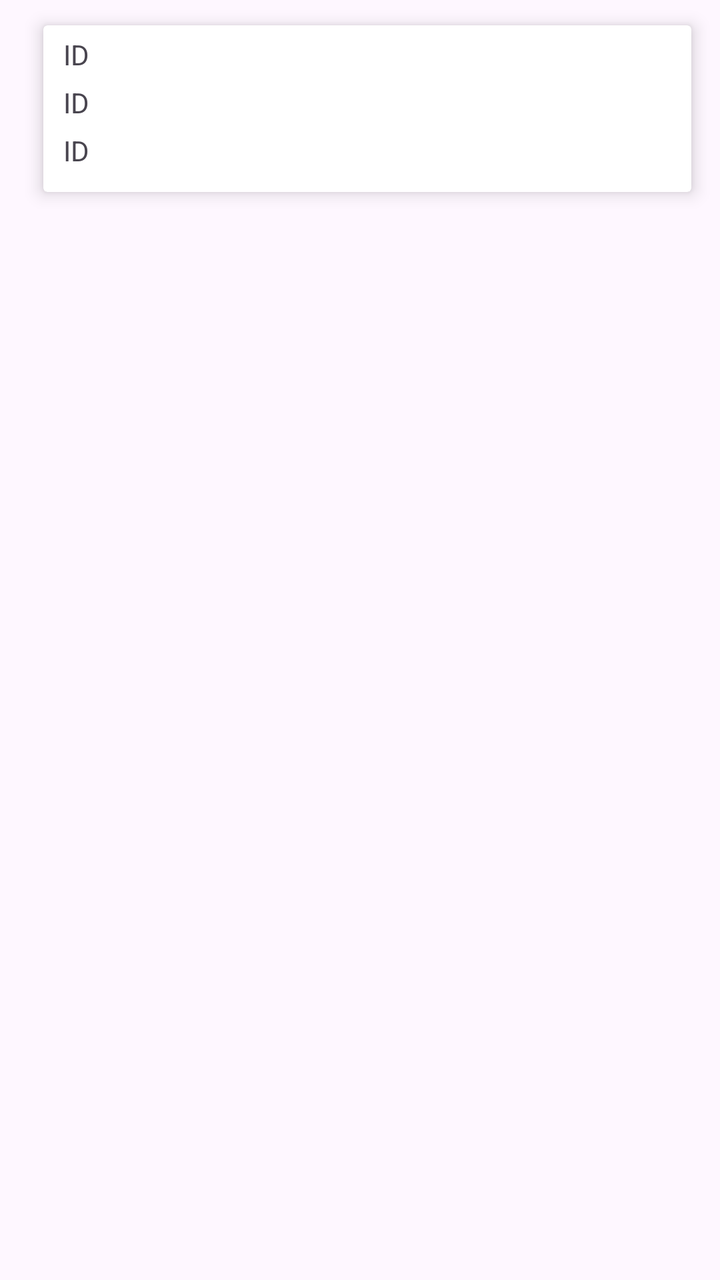
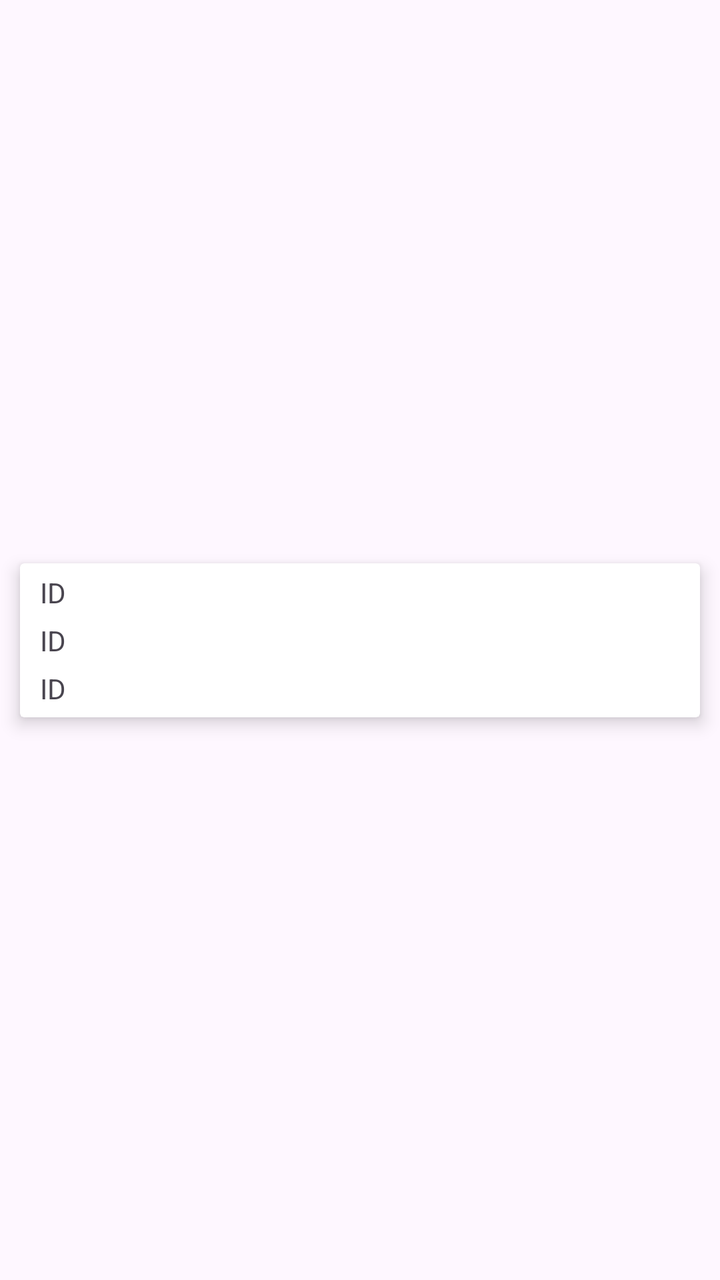

An Android layout rendered at two revisions. The XML below is the earlier revision; the diff shows what the commit changed to produce the second picture.
<!-- AndroidManifest.xml: application theme Theme.First_application -->
<!-- res/layout/recycler_layout.xml -->
<?xml version="1.0" encoding="utf-8"?>
<androidx.constraintlayout.widget.ConstraintLayout xmlns:android="http://schemas.android.com/apk/res/android"
    android:layout_width="match_parent"
    android:layout_height="match_parent"
    xmlns:app="http://schemas.android.com/apk/res-auto">

<androidx.cardview.widget.CardView
    app:layout_constraintStart_toEndOf="@id/start"
    app:layout_constraintEnd_toStartOf="@id/end"
    app:layout_constraintTop_toBottomOf="@id/top"
    app:layout_constraintBottom_toTopOf="@id/bottom"
    app:cardElevation="5dp"
    android:layout_width="0dp"
    android:layout_height="0dp">
    <LinearLayout
        android:orientation="vertical"
        android:layout_width="match_parent"
        android:layout_height="wrap_content">

        <TextView
            android:text="ID"
            android:paddingStart="10dp"
            android:layout_marginTop="5dp"
            android:layout_width="match_parent"
            android:layout_height="wrap_content"
            android:id="@+id/text_id"/>

        <TextView
            android:text="ID"
            android:paddingStart="10dp"
            android:layout_marginTop="5dp"
            android:layout_width="match_parent"
            android:layout_height="wrap_content"
            android:id="@+id/text_name"/>

        <TextView
            android:text="ID"
            android:paddingStart="10dp"
            android:layout_marginTop="5dp"
            android:layout_width="match_parent"
            android:layout_height="wrap_content"
            android:layout_marginBottom="5dp"
            android:id="@+id/text_email"/>
    </LinearLayout>
</androidx.cardview.widget.CardView>

    <androidx.constraintlayout.widget.Guideline
        android:id="@+id/top"
        android:layout_width="match_parent"
        android:layout_height="match_parent"
        android:orientation="horizontal"
        app:layout_constraintGuide_percent="0.02"/>

    <androidx.constraintlayout.widget.Guideline
        android:id="@+id/bottom"
        android:layout_width="match_parent"
        android:layout_height="match_parent"
        android:orientation="horizontal"
        app:layout_constraintGuide_percent="0.15"/>

    <androidx.constraintlayout.widget.Guideline
        android:id="@+id/start"
        android:layout_width="match_parent"
        android:layout_height="match_parent"
        android:orientation="vertical"
        app:layout_constraintGuide_percent="0.06"/>

    <androidx.constraintlayout.widget.Guideline
        android:id="@+id/end"
        android:layout_width="match_parent"
        android:layout_height="match_parent"
        android:orientation="vertical"
        app:layout_constraintGuide_percent="0.96"/>
</androidx.constraintlayout.widget.ConstraintLayout>
<!-- resources referenced by this layout -->
<resources>
  <style name="Theme.First_application" parent="Base.Theme.First_application" />
  <style name="Base.Theme.First_application" parent="Theme.Material3.DayNight.NoActionBar">
  
  
  
      </style>
</resources>

<!-- the commit's change to res/layout/recycler_layout.xml (unified diff, before → after) -->
@@ -1,74 +1,79 @@
 <?xml version="1.0" encoding="utf-8"?>
 <androidx.constraintlayout.widget.ConstraintLayout xmlns:android="http://schemas.android.com/apk/res/android"
     android:layout_width="match_parent"
-    android:layout_height="match_parent"
+    android:layout_height="wrap_content"
     xmlns:app="http://schemas.android.com/apk/res-auto">
 
-<androidx.cardview.widget.CardView
-    app:layout_constraintStart_toEndOf="@id/start"
-    app:layout_constraintEnd_toStartOf="@id/end"
-    app:layout_constraintTop_toBottomOf="@id/top"
-    app:layout_constraintBottom_toTopOf="@id/bottom"
-    app:cardElevation="5dp"
-    android:layout_width="0dp"
-    android:layout_height="0dp">
-    <LinearLayout
-        android:orientation="vertical"
+    <androidx.cardview.widget.CardView
+        android:id="@+id/dataCard"
         android:layout_width="match_parent"
-        android:layout_height="wrap_content">
+        android:layout_height="wrap_content"
+        android:layout_margin="10dp"
+        android:paddingTop="20dp"
+        app:cardElevation="5dp"
+        android:layout_marginBottom="10dp"
+        app:layout_constraintBottom_toBottomOf="parent"
+        app:layout_constraintEnd_toEndOf="parent"
+        app:layout_constraintStart_toStartOf="parent"
+        app:layout_constraintTop_toTopOf="parent">
 
-        <TextView
-            android:text="ID"
-            android:paddingStart="10dp"
-            android:layout_marginTop="5dp"
+        <LinearLayout
             android:layout_width="match_parent"
             android:layout_height="wrap_content"
-            android:id="@+id/text_id"/>
+            android:orientation="vertical">
 
-        <TextView
-            android:text="ID"
-            android:paddingStart="10dp"
-            android:layout_marginTop="5dp"
-            android:layout_width="match_parent"
-            android:layout_height="wrap_content"
-            android:id="@+id/text_name"/>
+            <TextView
+                android:id="@+id/text_id"
+                android:layout_width="match_parent"
+                android:layout_height="wrap_content"
+                android:layout_marginTop="5dp"
+                android:paddingStart="10dp"
+                android:text="ID" />
 
-        <TextView
-            android:text="ID"
-            android:paddingStart="10dp"
-            android:layout_marginTop="5dp"
-            android:layout_width="match_parent"
-            android:layout_height="wrap_content"
-            android:layout_marginBottom="5dp"
-            android:id="@+id/text_email"/>
-    </LinearLayout>
-</androidx.cardview.widget.CardView>
+            <TextView
+                android:id="@+id/text_name"
+                android:layout_width="match_parent"
+                android:layout_height="wrap_content"
+                android:layout_marginTop="5dp"
+                android:paddingStart="10dp"
+                android:text="ID" />
 
-    <androidx.constraintlayout.widget.Guideline
-        android:id="@+id/top"
-        android:layout_width="match_parent"
-        android:layout_height="match_parent"
-        android:orientation="horizontal"
-        app:layout_constraintGuide_percent="0.02"/>
+            <TextView
+                android:id="@+id/text_email"
+                android:layout_width="match_parent"
+                android:layout_height="wrap_content"
+                android:layout_marginTop="5dp"
+                android:layout_marginBottom="5dp"
+                android:paddingStart="10dp"
+                android:text="ID" />
+        </LinearLayout>
+    </androidx.cardview.widget.CardView>
 
-    <androidx.constraintlayout.widget.Guideline
-        android:id="@+id/bottom"
-        android:layout_width="match_parent"
-        android:layout_height="match_parent"
-        android:orientation="horizontal"
-        app:layout_constraintGuide_percent="0.15"/>
 
-    <androidx.constraintlayout.widget.Guideline
-        android:id="@+id/start"
-        android:layout_width="match_parent"
-        android:layout_height="match_parent"
-        android:orientation="vertical"
-        app:layout_constraintGuide_percent="0.06"/>
 
-    <androidx.constraintlayout.widget.Guideline
-        android:id="@+id/end"
-        android:layout_width="match_parent"
-        android:layout_height="match_parent"
-        android:orientation="vertical"
-        app:layout_constraintGuide_percent="0.96"/>
+
+
+
+
+
+
+
+
+
+
+
+
+
+
+
+
+
+
+
+
+
+
+
+
+
 </androidx.constraintlayout.widget.ConstraintLayout>
